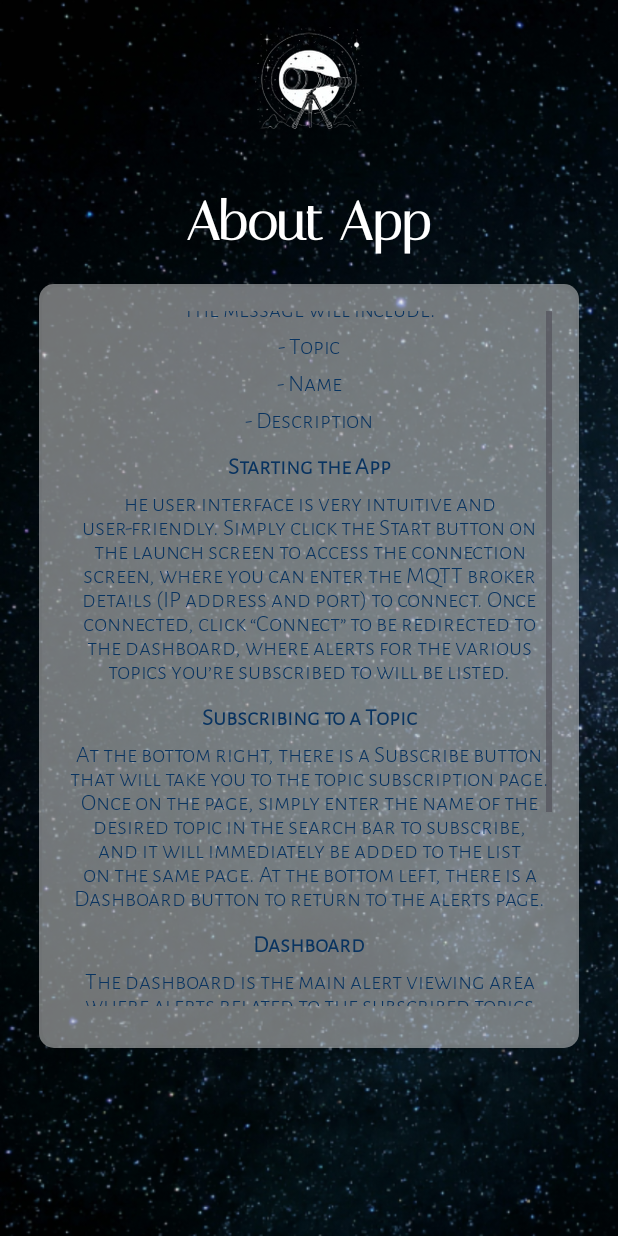
After one commit to martinabruni/SkyAlertV2, an Android app: the layout activity_aboutapp.xml on its own in the app's theme, with its tools: preview values and no code run, on a phone screen of 412 x 824 dp. The commit adds this screen. Run offline under Robolectric (Android 15) with nearby library versions, the phone set to English and light mode, and no system bars.

Commit message:
Creata la pagina di about the app

```diff
--- /dev/null
+++ b/app/src/main/res/layout/activity_aboutapp.xml
@@ -0,0 +1,175 @@
+<?xml version="1.0" encoding="utf-8"?>
+<LinearLayout xmlns:android="http://schemas.android.com/apk/res/android"
+    android:layout_width="match_parent"
+    android:layout_height="match_parent"
+    android:orientation="vertical"
+    android:background="@drawable/star_background"
+    android:padding="16dp">
+
+    <ImageView
+        android:id="@+id/telescopeImage"
+        android:layout_width="80dp"
+        android:layout_height="80dp"
+        android:layout_gravity="center"
+        android:layout_marginBottom="30dp"
+        android:contentDescription="@string/telescopio_description"
+        android:src="@drawable/foto_telescopio" />
+
+    <TextView
+        android:id="@+id/titleText"
+        android:layout_width="wrap_content"
+        android:layout_height="wrap_content"
+        android:layout_gravity="center"
+        android:layout_marginBottom="20dp"
+        android:fontFamily="@font/italiana"
+        android:text="@string/aboutapp"
+        android:textColor="@android:color/white"
+        android:textSize="36sp"
+        android:textStyle="bold" />
+    <LinearLayout
+        android:layout_width="match_parent"
+        android:layout_height="509dp"
+        android:layout_marginHorizontal="10dp"
+        android:layout_marginBottom="1sp"
+        android:background="@drawable/container_background"
+        android:gravity="center"
+        android:orientation="vertical"
+        android:padding="10dp">
+
+        <ScrollView
+            android:layout_width="match_parent"
+            android:layout_height="0dp"
+            android:layout_marginBottom="10sp"
+            android:layout_weight="1"
+            android:padding="8dp">
+            <LinearLayout
+                android:layout_width="match_parent"
+                android:layout_height="wrap_content"
+                android:gravity="center"
+                android:layout_gravity="center"
+                android:orientation="vertical">
+            <TextView
+                android:layout_width="match_parent"
+                android:layout_height="wrap_content"
+                android:fontFamily="@font/alegreya_sans"
+                android:textStyle="bold"
+                android:layout_marginTop="4dp"
+                android:text="@string/guide"
+                android:textAlignment="center"
+                android:textColor="#083360"
+                android:textSize="16sp" />
+            <TextView
+                android:layout_width="match_parent"
+                android:layout_height="wrap_content"
+                android:fontFamily="@font/alegreya_sans"
+                android:layout_marginTop="4dp"
+                android:text="@string/guideM"
+                android:textAlignment="center"
+                android:textColor="#083360"
+                android:textSize="16sp" />
+            <TextView
+                android:layout_width="match_parent"
+                android:layout_height="wrap_content"
+                android:layout_marginTop="4dp"
+                android:fontFamily="@font/alegreya_sans"
+                android:text="@string/guideM1"
+                android:textAlignment="center"
+                android:textColor="#083360"
+                android:textSize="16sp" />
+            <TextView
+                android:layout_width="match_parent"
+                android:layout_height="wrap_content"
+                android:layout_marginTop="4dp"
+                android:fontFamily="@font/alegreya_sans"
+                android:text="@string/guideM2"
+                android:textAlignment="center"
+                android:textColor="#083360"
+                android:textSize="16sp" />
+            <TextView
+                android:layout_width="match_parent"
+                android:layout_height="wrap_content"
+                android:fontFamily="@font/alegreya_sans"
+                android:layout_marginTop="4dp"
+                android:text="@string/guideM3"
+                android:textAlignment="center"
+                android:textColor="#083360"
+                android:textSize="16sp" />
+            <TextView
+                android:layout_width="match_parent"
+                android:layout_height="wrap_content"
+                android:layout_marginTop="4dp"
+                android:fontFamily="@font/alegreya_sans"
+                android:text="@string/guideM4"
+                android:textAlignment="center"
+                android:textColor="#083360"
+                android:textSize="16sp" />
+            <TextView
+                android:layout_width="match_parent"
+                android:layout_height="wrap_content"
+                android:fontFamily="@font/alegreya_sans"
+                android:textStyle="bold"
+                android:layout_marginTop="10sp"
+                android:text="@string/starting"
+                android:textAlignment="center"
+                android:textColor="#083360"
+                android:textSize="16sp" />
+            <TextView
+                android:layout_width="match_parent"
+                android:layout_height="wrap_content"
+                android:fontFamily="@font/alegreya_sans"
+                android:layout_marginTop="4dp"
+                android:text="@string/startingM"
+                android:textAlignment="center"
+                android:textColor="#083360"
+                android:textSize="16sp" />
+            <TextView
+                android:layout_width="match_parent"
+                android:layout_height="wrap_content"
+                android:fontFamily="@font/alegreya_sans"
+                android:textStyle="bold"
+                android:layout_marginTop="10sp"
+                android:text="@string/subscribeTopic"
+                android:textAlignment="center"
+                android:textColor="#083360"
+                android:textSize="16sp" />
+            <TextView
+                android:layout_width="match_parent"
+                android:layout_height="wrap_content"
+                android:fontFamily="@font/alegreya_sans"
+                android:layout_marginTop="4dp"
+                android:text="@string/subscribeTopicM"
+                android:textAlignment="center"
+                android:textColor="#083360"
+                android:textSize="16sp" />
+            <TextView
+                android:layout_width="match_parent"
+                android:layout_height="wrap_content"
+                android:fontFamily="@font/alegreya_sans"
+                android:textStyle="bold"
+                android:layout_marginTop="10sp"
+                android:text="@string/dashboardGuide"
+                android:textAlignment="center"
+                android:textColor="#083360"
+                android:textSize="16sp" />
+            <TextView
+                android:layout_width="match_parent"
+                android:layout_height="wrap_content"
+                android:fontFamily="@font/alegreya_sans"
+                android:layout_marginTop="4dp"
+                android:text="@string/dashboardGuideM"
+                android:textAlignment="center"
+                android:textColor="#083360"
+                android:textSize="16sp" />
+            <TextView
+                android:layout_width="match_parent"
+                android:layout_height="wrap_content"
+                android:fontFamily="@font/alegreya_sans"
+                android:layout_marginTop="4dp"
+                android:text="@string/dashboardGuideM1"
+                android:textAlignment="center"
+                android:textColor="#083360"
+                android:textSize="16sp" />
+            </LinearLayout>
+        </ScrollView>
+    </LinearLayout>
+</LinearLayout>
--- a/app/src/main/res/values/strings.xml
+++ b/app/src/main/res/values/strings.xml
@@ -33,5 +33,21 @@
     <string name="notification">Notification</string>
     <string name="aboutapp">About App</string>
 
+    <string name="guide">SkyAlert Guide</string>
+    <string name="guideM">SkyAlert is an app designed for amateur and professional astronomers that allows you to constantly monitor your telescope and the NINA software through an MQTT broker and receive real-time alerts whenever errors occur. Each alert will provide specific details about the type of error detected by NINA during the sequence. Errors will be sent to an MQTT broker, which will send a local notification to the smartphone.</string>
+    <string name="guideM1">The message will include:</string>
+    <string name="guideM2"> - Topic</string>
+    <string name="guideM3"> - Name</string>
+    <string name="guideM4"> - Description</string>
+
+    <string name="starting">Starting the App</string>
+    <string name="startingM">he user interface is very intuitive and user-friendly. Simply click the "Start" button on the launch screen to access the connection screen, where you can enter the MQTT broker details (IP address and port) to connect. Once connected, click “Connect” to be redirected to the dashboard, where alerts for the various topics you’re subscribed to will be listed.</string>
     <string name="telescopio_description">icona_telescopio</string>
+
+    <string name="subscribeTopic">Subscribing to a Topic</string>
+    <string name="subscribeTopicM">At the bottom right, there is a "Subscribe" button that will take you to the topic subscription page. Once on the page, simply enter the name of the desired topic in the search bar to subscribe, and it will immediately be added to the list on the same page. At the bottom left, there is a "Dashboard" button to return to the alerts page.</string>
+
+    <string name="dashboardGuide">Dashboard</string>
+    <string name="dashboardGuideM">The dashboard is the main alert viewing area where alerts related to the subscribed topics are displayed, sent from the MQTT broker. At the top left, there is a filter button that allows you to select and filter alerts by the topic you want to view and/or by date.</string>
+    <string name="dashboardGuideM1">In the center, alerts are displayed in order from most recent to least recent, allowing the latest errors to always be shown at the top of the list. Further down, below the alerts, there is a  "Disconnect"  button to terminate the connection between the app and the MQTT broker and return to the connection screen.</string>
 </resources>
```
